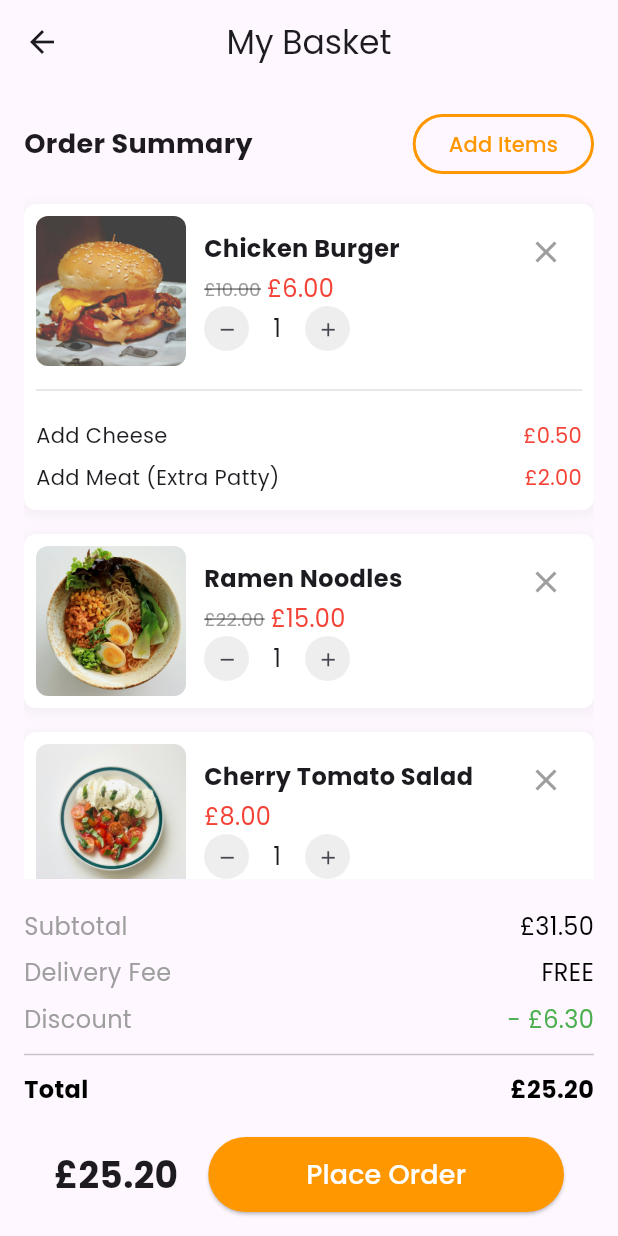
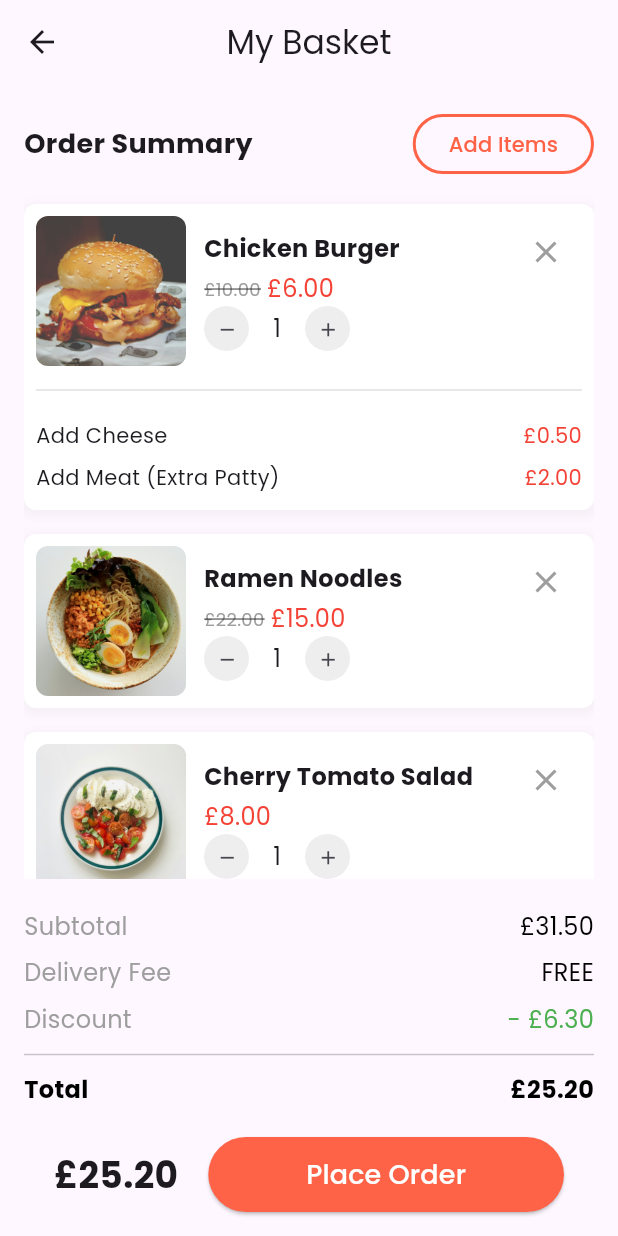
Before and after one commit to AryamEzra/2024-mobile-assessments, a Flutter app: the MyBasketPage screen opened by its route, on a phone screen of 412 x 824 dp. Run offline on Flutter 3.47's test engine with Material 3 defaults, Android fonts, the phone set to English and light mode, and no system bars; our stand-ins replace bloc, dartz, equatable, flutter_bloc, get_it, google_fonts and 2 more; accounts and stored records are empty; network calls fail.

Commit message:
color scheme

```diff
--- a/lib/features/groceries/presentation/pages/detail_page.dart
+++ b/lib/features/groceries/presentation/pages/detail_page.dart
@@ -24,7 +24,7 @@ class DetailsPage extends StatelessWidget {
         child: BlocBuilder<DetailsBloc, DetailsState>(
           builder: (context, state) {
             if (state is DetailsLoading) {
-              return const Center(child: CircularProgressIndicator(valueColor: AlwaysStoppedAnimation<Color>(Colors.orange),));
+              return const Center(child: CircularProgressIndicator(valueColor: AlwaysStoppedAnimation<Color>(Color.fromRGBO(255, 99, 71, 1)),));
             } else if (state is DetailsLoaded) {
               final grocery = state.grocery;
               return Stack(
--- a/lib/features/groceries/presentation/pages/home_page.dart
+++ b/lib/features/groceries/presentation/pages/home_page.dart
@@ -22,7 +22,7 @@ class HomePage extends StatelessWidget {
             if (state is HomeLoading) {
               return const Center(
                   child: CircularProgressIndicator(
-                valueColor: AlwaysStoppedAnimation<Color>(Colors.orange),
+                valueColor: AlwaysStoppedAnimation<Color>(Color.fromRGBO(255, 99, 71, 1)),
               ));
             } else if (state is HomeLoaded) {
               return Column(
@@ -39,7 +39,7 @@ class HomePage extends StatelessWidget {
                       onRefresh: () async {
                         context.read<HomeBloc>().add(FetchGroceries());
                       },
-                      color: Colors.orange,
+                      color: Color.fromRGBO(255, 99, 71, 1),
                       child: GridView.builder(
                         gridDelegate:
                             const SliverGridDelegateWithFixedCrossAxisCount(
--- a/lib/features/groceries/presentation/pages/my_basket_page.dart
+++ b/lib/features/groceries/presentation/pages/my_basket_page.dart
@@ -34,8 +34,8 @@ class MyBasketPage extends StatelessWidget {
                 OutlinedButton(
                   onPressed: () {},
                   style: OutlinedButton.styleFrom(
-                    foregroundColor: Colors.orange,
-                    side: const BorderSide(color: Colors.orange, width: 2.0),
+                    foregroundColor: Color.fromRGBO(255, 99, 71, 1),
+                    side: const BorderSide(color: Color.fromRGBO(255, 99, 71, 1), width: 2.0),
                   ),
                   child: const Text('Add Items'),
                 ),
@@ -98,7 +98,7 @@ class MyBasketPage extends StatelessWidget {
                   child: ElevatedButton(
                     onPressed: () {},
                     style: ElevatedButton.styleFrom(
-                      backgroundColor: Colors.orange,
+                      backgroundColor: Color.fromRGBO(255, 99, 71, 1),
                       shape: RoundedRectangleBorder(
                         borderRadius: BorderRadius.circular(30.0),
                       ),
--- a/lib/features/groceries/presentation/widgets/detail_widgets/add_to_basket.dart
+++ b/lib/features/groceries/presentation/widgets/detail_widgets/add_to_basket.dart
@@ -17,7 +17,7 @@ class AddToBasketButton extends StatelessWidget {
       label: const Text('Add to Basket', style: TextStyle(color: Colors.white)),
       style: ElevatedButton.styleFrom(
         padding: const EdgeInsets.symmetric(vertical: 12.0, horizontal: 24.0),
-        backgroundColor: Colors.orange,
+        backgroundColor: Color.fromRGBO(255, 99, 71, 1),
       ),
     );
   }
--- a/lib/features/groceries/presentation/widgets/detail_widgets/custom_check_box.dart
+++ b/lib/features/groceries/presentation/widgets/detail_widgets/custom_check_box.dart
@@ -38,7 +38,7 @@ class _CustomCheckboxState extends State<CustomCheckbox> {
     return Checkbox(
       value: _value,
       onChanged: _handleChanged,
-      activeColor: Colors.orange,
+      activeColor: Color.fromRGBO(255, 99, 71, 1),
       shape: RoundedRectangleBorder(
 
         borderRadius: BorderRadius.circular(5.0),
--- a/lib/features/groceries/presentation/widgets/home_widgets/custom_app_home_bar.dart
+++ b/lib/features/groceries/presentation/widgets/home_widgets/custom_app_home_bar.dart
@@ -16,7 +16,7 @@ class CustomHomePageAppBar extends StatelessWidget implements PreferredSizeWidge
         ],
       ),
       centerTitle: true,
-      backgroundColor: Colors.orange,
+      backgroundColor: const Color.fromRGBO(255, 99, 71, 1),
     );
   }
 
```
